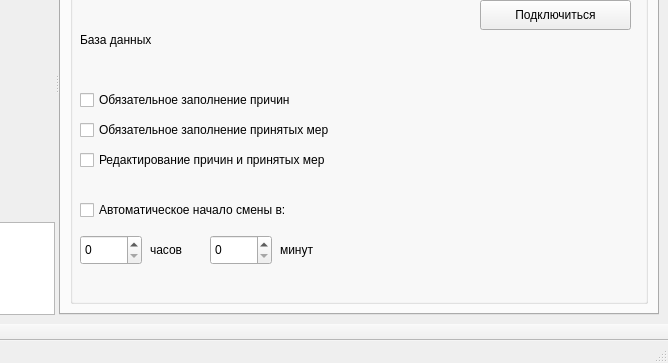
xXRadioHeadXx/start7, file m_cfg/MainWindowCFG.ui: the form before one commit; both pictures show x 375 to 1043 and y 207 to 570 of the 1043 by 570 pixel window.
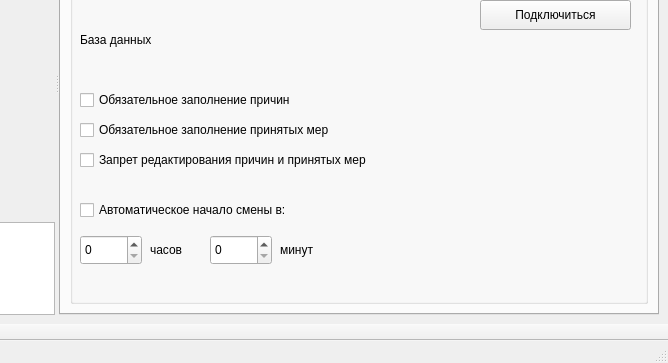
The form after the commit. The open tabs and pages were chosen to show the change. Icons and pictures are not drawn. Custom widgets are drawn as their Qt base class.

```diff
--- a/m_cfg/MainWindowCFG.ui
+++ b/m_cfg/MainWindowCFG.ui
@@ -3242,7 +3242,7 @@
              </rect>
             </property>
             <property name="text">
-             <string>Редактирование причин и принятых мер</string>
+             <string>Запрет редактирования причин и принятых мер</string>
             </property>
            </widget>
           </widget>
```
Left out of the diff: 4 changed lines with no effect on the pictures.
